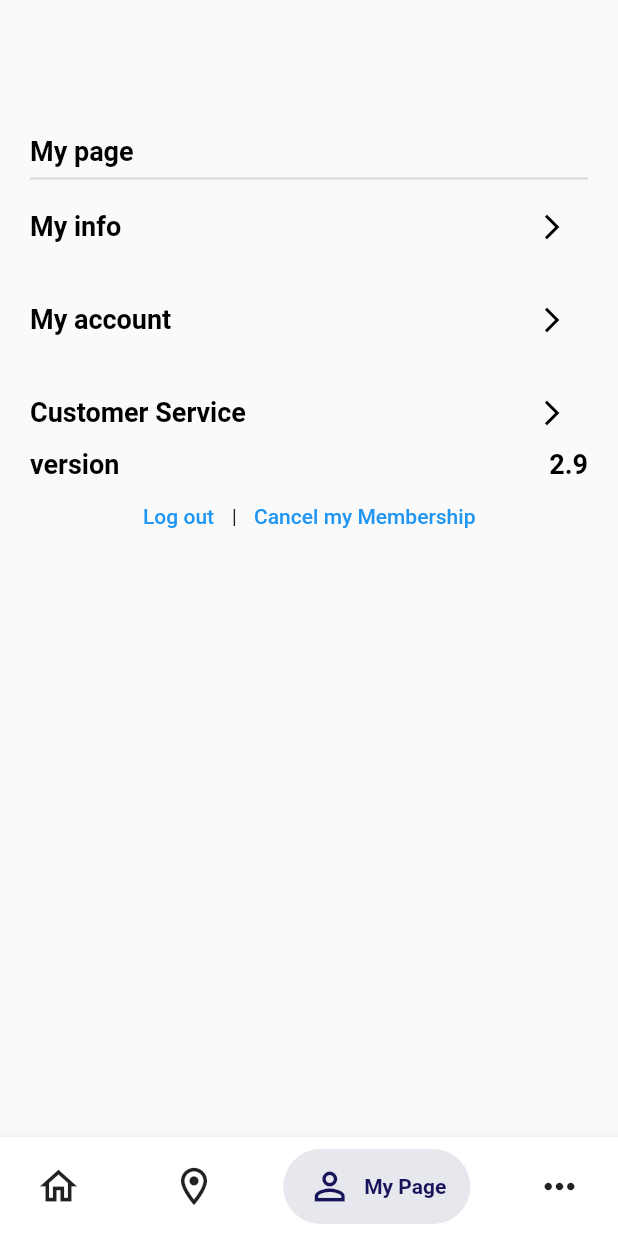
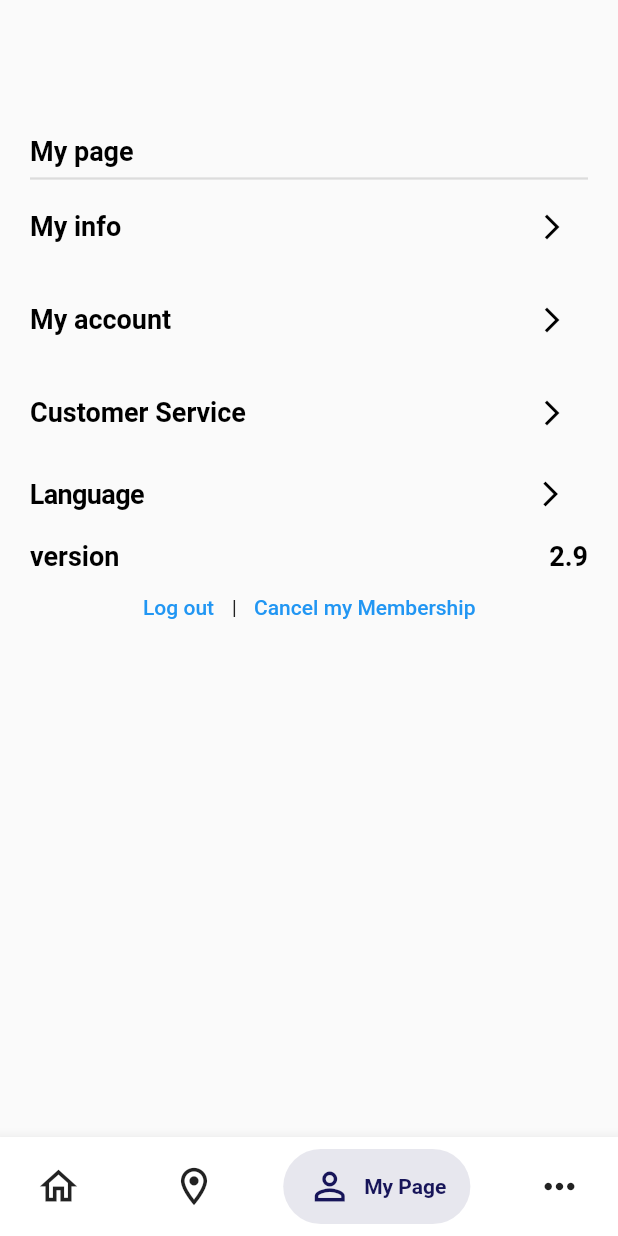
Before and after one commit to EJLee1209/hci_project, a Flutter app: the screen it shows after launch, item 3 of the bottom bar chosen, on a phone screen of 412 x 824 dp. Run offline on Flutter 3.47's test engine with Material 2 defaults, Android fonts, the phone set to English and light mode, and no system bars; our stand-ins replace carousel_slider, get; missing offline and left inert: flutter_naver_map.

Commit message:
UI - UX 테스트 피드백 반영 및 오타 수정

```diff
--- a/lib/MyScreen.dart
+++ b/lib/MyScreen.dart
@@ -4,9 +4,6 @@ import 'package:flutter/cupertino.dart';
 import 'package:flutter/material.dart';
 import 'package:flutter/widgets.dart';
 import 'package:get/get.dart';
-
-
-
 
 class MyScreen extends StatefulWidget {
   const MyScreen({Key? key}) : super(key: key);
@@ -16,7 +13,44 @@ class MyScreen extends StatefulWidget {
 }
 
 class _MyScreenState extends State<MyScreen> {
+  final List locale=[
+    {'name':'English','locale':Locale('en','US')},
+    {'name':'한국어','locale':Locale('ko','KR')}
+  ];
+  updatelanguage(Locale locale){
+    Get.back();
+    Get.updateLocale(locale);
+  }
 
+  builddialog(BuildContext context){
+    showDialog(context: context,
+        builder: (builder){
+          return AlertDialog(
+            title: Text('choose your language'),
+            content: Container(
+              width: double.maxFinite,
+              child: ListView.separated(
+                  shrinkWrap: true,
+                  itemBuilder: (context,index){
+                    return Padding(
+                      padding: const EdgeInsets.all(8.0),
+                      child:GestureDetector(
+                          onTap: (){
+                            updatelanguage(locale[index]['locale']);
+                          },
+
+                          child:Text(locale[index]['name'])),);
+                  },
+                  separatorBuilder: (context,index){
+                    return Divider(
+                      color: Colors.blue,
+                    );
+                  },
+                  itemCount: locale.length),
+            ),
+          );
+        });
+  }
 
   @override
   Widget build(BuildContext context) {
@@ -143,6 +177,31 @@ class _MyScreenState extends State<MyScreen> {
                 ),
               ],
             ),
+            CupertinoButton(
+                padding: EdgeInsets.fromLTRB(0, 20, 15, 20),
+                minSize: 0.0,
+
+                child: Row(
+                  children: [
+                    Text('Language'.tr,
+                        style: const TextStyle(
+                            fontSize: 18,
+                            fontWeight: FontWeight.bold,
+                            color: Colors.black
+                        )),
+                    const Spacer(),
+                    Icon(
+                      Icons.arrow_forward_ios,
+                      size: 20,
+                      color: Colors.black,
+                    )
+                  ],
+                ),
+                onPressed: () {
+                  builddialog(context);
+                }
+            ),
+
             Row(
               children: [
                 Expanded(
@@ -171,7 +230,6 @@ class _MyScreenState extends State<MyScreen> {
               ],
             ),
 
-
             Padding(
                 padding: EdgeInsets.only(bottom: 10),
                 child: Column(
--- a/lib/PayScreen.dart
+++ b/lib/PayScreen.dart
@@ -422,11 +422,11 @@ class _PayScreenState extends State<PayScreen> {
                     maxLines: 1,
                     maxLength: 6,
                     textAlign: TextAlign.center,
+                    keyboardType: TextInputType.number,
                     onChanged: (String value) {
                       if(value == "123456") {
                         setState(() {
                           _passwordOk = true;
-
                           // 타이머 시작
                           _timer = Timer.periodic(Duration(seconds: 1), (timer) {
                             setState(() {
--- a/lib/PlaceDetailCreen.dart
+++ b/lib/PlaceDetailCreen.dart
@@ -143,7 +143,7 @@ class PlaceDetailScreen extends StatelessWidget {
                   Container(
                     padding: EdgeInsets.fromLTRB(0, 20, 0, 8),
                     child: Text(
-                      "상제정보",
+                      "상세정보",
                       style: TextStyle(
                           fontSize: 18,
                       ),
--- a/lib/LocalString.dart
+++ b/lib/Util/LocalString.dart
@@ -56,18 +56,15 @@ class LocalString extends Translations{
           "Email":"Email",
           "Phone num":"Phone num",
           "Edit my info":"Edit my info",
-          "Change Password":"Change Password"
-
-
-
-
+          "Change Password":"Change Password",
+          "Language" : "Language"
 
         },
         'ko_KR':{
           'Home':'홈',
           'Pay' :'결제',
           'Charge':'충전',
-          'History':'녀역',
+          'History':'내역',
           'Gift/Coupon':'선물/쿠폰',
           'Intro sercive':'서비스 소개',
           'Franchisee':'가맹점',
@@ -105,19 +102,17 @@ class LocalString extends Translations{
           "My info":"내 정보",
           "My page":"마이 페이지",
           "NH bank":"농협은행",
-          "main account":"주계과",
+          "main account":"주계좌",
           "IBK bank":"기업은행",
           "Set up as main account":"주계좌 설정",
           "Delete":"삭제",
           "Name":"이름",
           "Lee Min Hoo":"이민호",
           "Email":"이메일",
-          "Phone num":"천화번호",
+          "Phone num":"전화번호",
           "Edit my info":"회원정보 변경",
-          "Change Password":"비밀번호 변경"
-
-
+          "Change Password":"비밀번호 변경",
+          "Language" : "언어"
         }
       };
-
 }
```
Also changed, not shown: lib/HomeScreen.dart (+13 -11 lines), lib/main.dart (+5 -5 lines), pubspec.lock, 1 other file.
